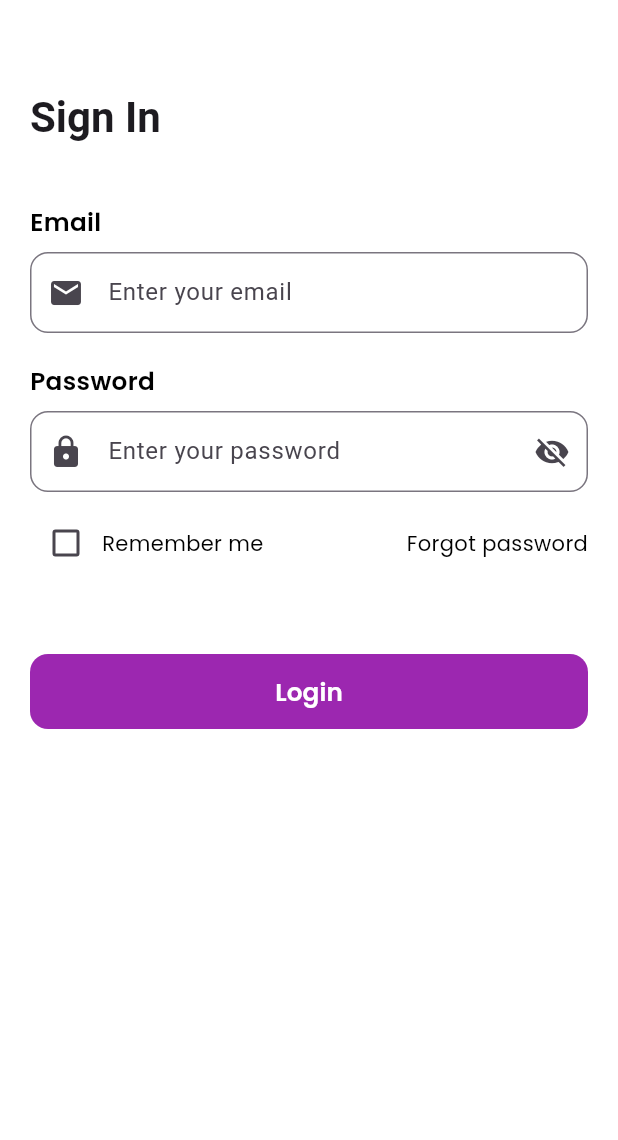
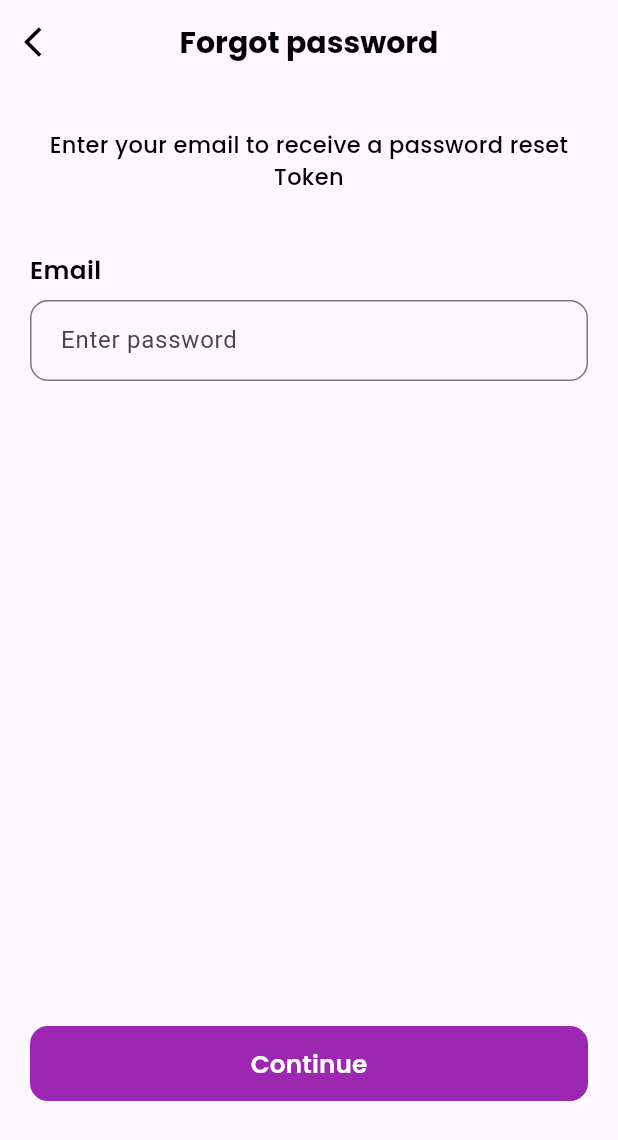
Before and after one commit to mackings/House-of-Glam, a Flutter app: the screen it shows after launch, after a tap on "Login", after a tap on "Forgot password", on a phone screen of 412 x 824 dp. Shown: the top 1140 px of the screen. Run offline on Flutter 3.47's test engine with Material 3 defaults, Android fonts, the phone set to English and light mode, and no system bars; our stand-ins replace flutter_riverpod, google_fonts; network calls fail.

Commit message:
reset password

```diff
--- /dev/null
+++ b/lib/App/Auth/Views/forgotpassword.dart
@@ -0,0 +1,59 @@
+import 'package:flutter/material.dart';
+import 'package:flutter_riverpod/flutter_riverpod.dart';
+import 'package:hog/App/Auth/Views/resetpassword.dart';
+import 'package:hog/components/Navigator.dart';
+import 'package:hog/components/button.dart';
+import 'package:hog/components/customAppbar.dart';
+import 'package:hog/components/formfields.dart';
+import 'package:hog/components/texts.dart';
+
+class ForgotPassword extends ConsumerStatefulWidget {
+  const ForgotPassword({super.key});
+
+  @override
+  ConsumerState<ConsumerStatefulWidget> createState() => _ForgotPasswordState();
+}
+
+class _ForgotPasswordState extends ConsumerState<ForgotPassword> {
+  @override
+  Widget build(BuildContext context) {
+    return Scaffold(
+      appBar: CustomAppBar(title: "Forgot password", enableAction: false),
+
+      body: SafeArea(
+        child: SingleChildScrollView(
+          child: Padding(
+            padding: const EdgeInsets.only(left: 20, right: 20),
+            child: Column(
+              children: [
+                SizedBox(height: 30),
+
+                CustomText(
+                  "Enter your email to receive a password reset Token",
+                  fontSize: 15,
+                  fontWeight: FontWeight.w500,
+                ),
+                SizedBox(height: 30),
+                CustomTextField(
+                  title: "Email",
+                  hintText: "Enter password",
+                  fieldKey: "Email",
+                ),
+
+                SizedBox(height: 420),
+
+                CustomButton(
+                  title: "Continue",
+                  onPressed: () {
+                    Nav.push(context, Resetpassword());
+                  },
+                ),
+
+              ],
+            ),
+          ),
+        ),
+      ),
+    );
+  }
+}
--- a/lib/App/Auth/Views/signin.dart
+++ b/lib/App/Auth/Views/signin.dart
@@ -1,6 +1,8 @@
 import 'package:flutter/material.dart';
 import 'package:flutter_riverpod/flutter_riverpod.dart';
+import 'package:hog/App/Auth/Views/forgotpassword.dart';
 import 'package:hog/App/Home/Views/dashboard.dart';
+import 'package:hog/components/Navigator.dart';
 import 'package:hog/components/alerts.dart';
 import 'package:hog/components/button.dart';
 import 'package:hog/components/formfields.dart';
@@ -110,7 +112,7 @@ class _SigninState extends ConsumerState<Signin> {
 
                   GestureDetector(
                     onTap: () {
-                      print("Forgot Password tapped");
+                      Nav.push(context, ForgotPassword());
                     },
                     child: CustomText("Forgot password"),
                   ),
@@ -123,7 +125,6 @@ class _SigninState extends ConsumerState<Signin> {
                 title: "Login",
                 isOutlined: false,
                 onPressed: () {
-
                   TopAlert.show(
                     context,
                     title: "Heads up",
--- /dev/null
+++ b/lib/components/Navigator.dart
@@ -0,0 +1,38 @@
+import 'package:flutter/material.dart';
+
+class Nav {
+  // Push to a new screen
+  static Future<T?> push<T>(BuildContext context, Widget page) {
+    return Navigator.push<T>(
+      context,
+      MaterialPageRoute(builder: (_) => page),
+    );
+  }
+
+  // Push and remove all previous routes (useful for login -> home)
+  static Future<T?> pushReplacementAll<T>(BuildContext context, Widget page) {
+    return Navigator.pushAndRemoveUntil<T>(
+      context,
+      MaterialPageRoute(builder: (_) => page),
+      (route) => false,
+    );
+  }
+
+  // Push replacement (replace current screen)
+  static Future<T?> pushReplacement<T>(BuildContext context, Widget page) {
+    return Navigator.pushReplacement<T, T>(
+      context,
+      MaterialPageRoute(builder: (_) => page),
+    );
+  }
+
+  // Pop the current screen
+  static void pop(BuildContext context, [dynamic result]) {
+    Navigator.pop(context, result);
+  }
+
+  // Pop until first route
+  static void popUntilFirst(BuildContext context) {
+    Navigator.popUntil(context, (route) => route.isFirst);
+  }
+}
--- /dev/null
+++ b/lib/components/customAppbar.dart
@@ -0,0 +1,69 @@
+import 'package:flutter/material.dart';
+import 'package:hog/components/texts.dart';
+
+
+
+class CustomAppBar extends StatelessWidget implements PreferredSizeWidget {
+
+
+  final String title;
+  final VoidCallback? onBack;
+  final VoidCallback? onAction;
+  final IconData backIcon;
+  final IconData actionIcon;
+  final bool enableBack;
+  final bool enableAction;
+  final Color backgroundColor;
+  final Color iconColor;
+  final TextStyle? titleStyle;
+
+  const CustomAppBar({
+    Key? key,
+    required this.title,
+    this.onBack,
+    this.onAction,
+    this.backIcon = Icons.arrow_back_ios,
+    this.actionIcon = Icons.info_outline,
+    this.enableBack = true,
+    this.enableAction = true,
+    this.backgroundColor = Colors.transparent,
+    this.iconColor = Colors.black,
+    this.titleStyle,
+  }) : super(key: key);
+
+
+@override
+Widget build(BuildContext context) {
+  return SafeArea(
+    top: true, // make sure it doesn’t overlap status bar
+    child: AppBar(
+      backgroundColor: backgroundColor,
+      elevation: 0,
+      centerTitle: true,
+      leading: enableBack
+          ? IconButton(
+              icon: Icon(backIcon, color: iconColor),
+              onPressed: onBack ?? () => Navigator.pop(context),
+            )
+          : null,
+      title: CustomText(
+        title,
+        fontSize: titleStyle?.fontSize ?? 20,
+        fontWeight: FontWeight.bold,
+        color: titleStyle?.color ?? iconColor,
+      ),
+      actions: enableAction
+          ? [
+              IconButton(
+                icon: Icon(actionIcon, color: iconColor),
+                onPressed: onAction,
+              ),
+            ]
+          : null,
+    ),
+  );
+}
+
+@override
+Size get preferredSize => const Size.fromHeight(kToolbarHeight);
+}
--- a/lib/components/texts.dart
+++ b/lib/components/texts.dart
@@ -1,5 +1,6 @@
 import 'package:flutter/material.dart';
 import 'package:google_fonts/google_fonts.dart';
+
 
 class CustomText extends StatelessWidget {
   final String text;
@@ -25,9 +26,10 @@ class CustomText extends StatelessWidget {
   Widget build(BuildContext context) {
     return Text(
       text,
-      textAlign: textAlign ?? TextAlign.start,
+      textAlign: textAlign ?? TextAlign.center, // ✅ center by default
       maxLines: maxLines,
-      overflow: overflow,
+      softWrap: true, // ✅ allow line breaks
+      overflow: overflow ?? TextOverflow.visible,
       style: GoogleFonts.poppins(
         fontSize: fontSize ?? 14,
         fontWeight: fontWeight ?? FontWeight.normal,
--- a/pubspec.yaml
+++ b/pubspec.yaml
@@ -66,7 +66,7 @@ flutter:
   # To add assets to your application, add an assets section, like this:
   assets:
       - assets/Img/
-      - assets/ico/
+
   #   - images/a_dot_ham.jpeg
 
   # An image asset can refer to one or more resolution-specific "variants", see
```
Also changed, not shown: lib/App/Auth/Views/resetpassword.dart (added, +86 -0 lines), lib/App/Auth/Views/signup.dart (+15 -14 lines), lib/App/Auth/Views/verify.dart (added, +64 -0 lines), lib/App/Home/Views/dashboard.dart (+6 -7 lines), lib/components/tokenfields.dart (added, +93 -0 lines), 4 other files. Lines whose indentation alone changed are shown as unchanged.
